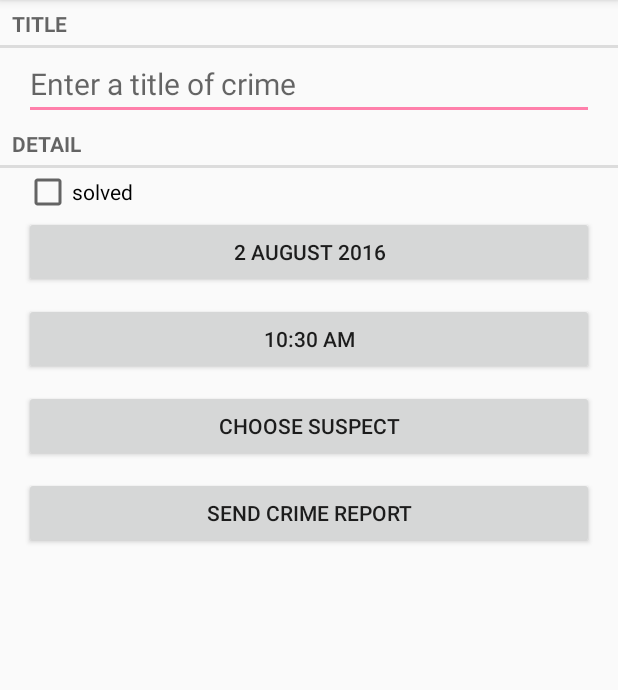
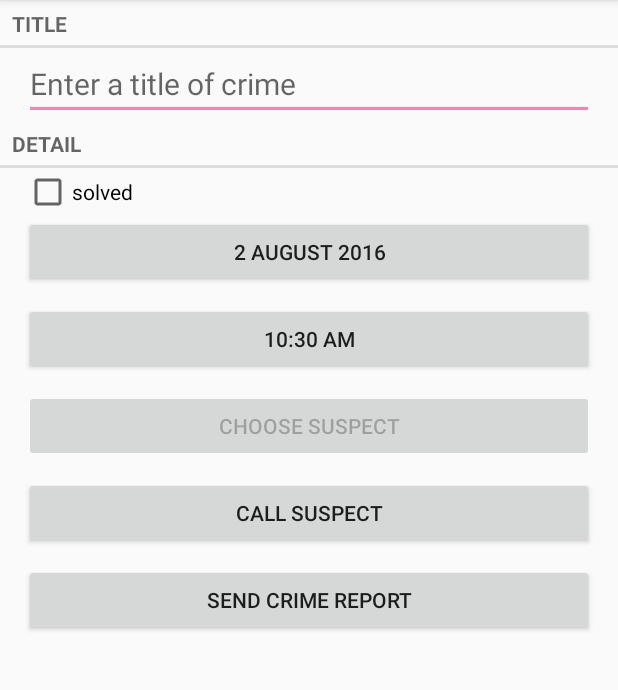
Before and after one commit to lllwilailux/criminal-intention, an Android app: the screen it shows after launch (CrimePagerActivity), after a tap on "New Crime", on a phone screen of 412 x 824 dp, the part 84-774 px from its top. Run offline under Robolectric (Android 15) with nearby library versions, the phone set to English and light mode, and no system bars.

Commit message:
add setvisible text

```diff
--- a/app/src/main/AndroidManifest.xml
+++ b/app/src/main/AndroidManifest.xml
@@ -1,6 +1,8 @@
 <?xml version="1.0" encoding="utf-8"?>
 <manifest xmlns:android="http://schemas.android.com/apk/res/android"
     package="com.augmentis.ayp.crimin">
+
+    <uses-permission android:name="android.permission.CALL_PHONE"/>
 
     <application
         android:allowBackup="true"
--- a/app/src/main/java/com/augmentis/ayp/crimin/CrimeFragment.java
+++ b/app/src/main/java/com/augmentis/ayp/crimin/CrimeFragment.java
@@ -2,6 +2,7 @@ package com.augmentis.ayp.crimin;
 
 import android.app.Activity;
 import android.content.Intent;
+import android.content.pm.PackageManager;
 import android.database.Cursor;
 import android.net.Uri;
 import android.os.Bundle;
@@ -52,6 +53,7 @@ public class CrimeFragment extends Fragment {
     private CheckBox crimeSolvedCheckbox;
     private Button crimeReportButton;
     private Button crimeSuspectButton;
+    private Button crimeCallSuspectButton;
 
     public CrimeFragment() {}
 
@@ -173,6 +175,9 @@ public class CrimeFragment extends Fragment {
 //
 
 
+        /**
+         * Implicit Intent
+         */
         crimeReportButton = (Button) v.findViewById(R.id.crime_report);
         crimeReportButton.setOnClickListener(new View.OnClickListener() {
             @Override
@@ -182,6 +187,7 @@ public class CrimeFragment extends Fragment {
                 i.putExtra(Intent.EXTRA_TEXT,getCrimeReport());
                 i.putExtra(Intent.EXTRA_SUBJECT,getString(R.string.crime_report_subject));
 
+                // หน้าที่ขึ้นให้เลือก app ที่จะส่ง เช่น line,facebook
                 i = Intent.createChooser(i, getString(R.string.send_report));
 
                 startActivity(i);
@@ -189,7 +195,8 @@ public class CrimeFragment extends Fragment {
         });
 
         // ถ้าไม่ประกาศ final จะไม่สามารถเอาไปใช้ใน class onclick ได้
-        final Intent pickContact = new Intent(Intent.ACTION_PICK, ContactsContract.Contacts.CONTENT_URI);
+        final Intent pickContact = new Intent(Intent.ACTION_PICK, ContactsContract.CommonDataKinds.Phone.CONTENT_URI);// content provider
+       // pickContact.addCategory(Intent.CATEGORY_HOME);
 
         crimeSuspectButton = (Button) v.findViewById(R.id.crime_suspect);
         crimeSuspectButton.setOnClickListener(new View.OnClickListener() {
@@ -202,6 +209,22 @@ public class CrimeFragment extends Fragment {
         if (crime.getSuspect() != null) {
             crimeSuspectButton.setText(crime.getSuspect());
         }
+
+
+        PackageManager packageManager = getActivity().getPackageManager();
+        if (packageManager.resolveActivity(pickContact,PackageManager.MATCH_DEFAULT_ONLY) == null) {
+            crimeSuspectButton.setEnabled(false);
+        }
+
+
+        crimeCallSuspectButton = (Button) v.findViewById(R.id.call_crime_suspect);
+        crimeCallSuspectButton.setOnClickListener(new View.OnClickListener() {
+            @Override
+            public void onClick(View view) {
+
+            }
+        });
+
 
         return v;
     }
@@ -241,7 +264,9 @@ public class CrimeFragment extends Fragment {
         if (requestCode == REQUEST_CONTACT_SUSPECT) {
             if (data != null) {
                 Uri contactUri = data.getData();
-                String[] queryFields = new String[] { ContactsContract.Contacts.DISPLAY_NAME };
+                String[] queryFields = new String[] {
+                        ContactsContract.Contacts.DISPLAY_NAME,
+                        ContactsContract.CommonDataKinds.Phone.NUMBER };
                 Cursor c = getActivity()
                         .getContentResolver()
                         .query(contactUri,
@@ -255,7 +280,8 @@ public class CrimeFragment extends Fragment {
                     }
 
                     c.moveToFirst();
-                    String suspect = c.getString(c.getColumnIndex(ContactsContract.Contacts.DISPLAY_NAME));
+                    String suspect = c.getString(0);// ชื่อ DISPLAY_NAME
+                    suspect = suspect + ": " + c.getString(1);// เบอร์ NUMBER
 
                     crime.setSuspect(suspect);
                     crimeSuspectButton.setText(suspect);
--- a/app/src/main/java/com/augmentis/ayp/crimin/CrimeListFragment.java
+++ b/app/src/main/java/com/augmentis/ayp/crimin/CrimeListFragment.java
@@ -36,6 +36,7 @@ public class CrimeListFragment extends Fragment {
     private Integer[] crimePos;
 
     private boolean _subtitleVisible;
+    public TextView visibleText;
 
     private static final int REQUEST_UPDATE_CRIME = 191;
     //private int crimePos;
@@ -49,13 +50,10 @@ public class CrimeListFragment extends Fragment {
     public View onCreateView(LayoutInflater inflater, @Nullable ViewGroup container, @Nullable Bundle savedInstanceState) {
         View v = inflater.inflate(R.layout.fragment_crime_list,container,false);
 
-
         _crimeRecyclerView = (RecyclerView) v.findViewById(R.id.crime_recycler_view);
         _crimeRecyclerView.setLayoutManager(new LinearLayoutManager(getActivity()));// recycleView ต้องใช้ layoutManager ในการสร้างหน้าจอ ฉะนั้น เราต้อง setLayoutManager
 
-        if (savedInstanceState != null){
-            _subtitleVisible = savedInstanceState.getBoolean(SUBTITLE_VISIBLE_STATE);
-        }
+        visibleText = (TextView) v.findViewById(R.id.crime_visible_text);
 
         updateUI();
 
@@ -112,19 +110,27 @@ public class CrimeListFragment extends Fragment {
         }
     }
 
-
-
     public void updateSubtitle(){
         CrimeLab crimeLab = CrimeLab.getInstance(getActivity());
         int crimeCount = crimeLab.getCrimes().size();
-        String subtitle = getString(R.string.subtitle_format, crimeCount);
+
+        // plurals << check ว่า list ของเรามีกี่อัน ถ้ามีอันเดียว subtitle จะขึ้นว่า crime แต่ถ้ามีหลายอันจะขึ้นว่า crimes>>
+        String subtitle = getResources().getQuantityString(R.plurals.subtitle_format,crimeCount,crimeCount);
 
         if (!_subtitleVisible) {
             subtitle = null;
         }
         AppCompatActivity appCompatActivity = (AppCompatActivity) getActivity();
         appCompatActivity.getSupportActionBar().setSubtitle(subtitle);
+
+        //ไม่มี list จะ show text แต่ถ้ามี list text จะหาย
+        if (crimeCount != 0) {
+            visibleText.setVisibility(View.INVISIBLE);
+        } else {
+            visibleText.setVisibility(View.VISIBLE);
+        }
     }
+
 
     @Override
     public void onSaveInstanceState(Bundle outState) {
@@ -140,7 +146,6 @@ public class CrimeListFragment extends Fragment {
     private void updateUI(){
         CrimeLab crimeLab = CrimeLab.getInstance(getActivity());//เรียกCrimeLab จาก method getInstance เพราะ crimeLab เป็น singleton ห้าม new
         List<Crime> crimes = crimeLab.getCrimes();
-
 
         if (_adapter == null) {
             _adapter = new CrimeAdapter(crimes);//สร้าง crime adapter
--- a/app/src/main/res/layout-land/fragment_crime.xml
+++ b/app/src/main/res/layout-land/fragment_crime.xml
@@ -67,6 +67,14 @@
         android:layout_weight="1"
         android:layout_gravity="center_horizontal" />
 
+        <Button
+            android:id="@+id/call_crime_suspect"
+            android:layout_width="match_parent"
+            android:layout_height="wrap_content"
+            android:text="@string/call_crime_suspect"
+            android:layout_weight="1"
+            android:layout_gravity="center_horizontal" />
+
     <Button
         android:id="@+id/crime_report"
         android:layout_width="match_parent"
--- a/app/src/main/res/layout/activity_single_fragment.xml
+++ b/app/src/main/res/layout/activity_single_fragment.xml
@@ -4,8 +4,6 @@
     android:id="@+id/fragment_container"
     android:layout_width="match_parent"
     android:layout_height="match_parent"
-
-
     >
 
 </FrameLayout>
--- a/app/src/main/res/layout/fragment_crime.xml
+++ b/app/src/main/res/layout/fragment_crime.xml
@@ -61,6 +61,16 @@
         android:layout_marginBottom="10dp"/>
 
     <Button
+        android:id="@+id/call_crime_suspect"
+        android:layout_width="match_parent"
+        android:layout_height="wrap_content"
+        android:text="@string/call_crime_suspect"
+        android:layout_gravity="center_horizontal"
+        android:layout_marginLeft="16dp"
+        android:layout_marginRight="16dp"
+        android:layout_marginBottom="10dp"/>
+
+    <Button
         android:id="@+id/crime_report"
         android:layout_width="match_parent"
         android:layout_height="wrap_content"
--- a/app/src/main/res/values/strings.xml
+++ b/app/src/main/res/values/strings.xml
@@ -9,7 +9,12 @@
     <string name="new_crime">New Crime</string>
     <string name="show_subtitle">Show Subtitle</string>
     <string name="show_test1">test1</string>
-    <string name="subtitle_format">%d Crime</string>
+
+    <plurals name="subtitle_format">
+        <item quantity="one"> %d Crime</item>
+        <item quantity="other"> %d Crimes</item>
+    </plurals>
+
     <string name="hide_subtitle">Hide Subtitle</string>
     <string name="delete_crime">Delete</string>
     <string name="choose_suspect">Choose Suspect</string>
@@ -22,4 +27,6 @@
 
     <string name="crime_report_subject">CriminalIntent Crime Report</string>
     <string name="send_report">Send crime report via</string>
+    <string name="call_crime_suspect">Call Suspect</string>
+    <string name="visible_text">You have no list, Please click the button to add the list :)</string>
 </resources>
```
Also changed, not shown: app/src/main/res/layout/fragment_crime_list.xml (+20 -5 lines).
